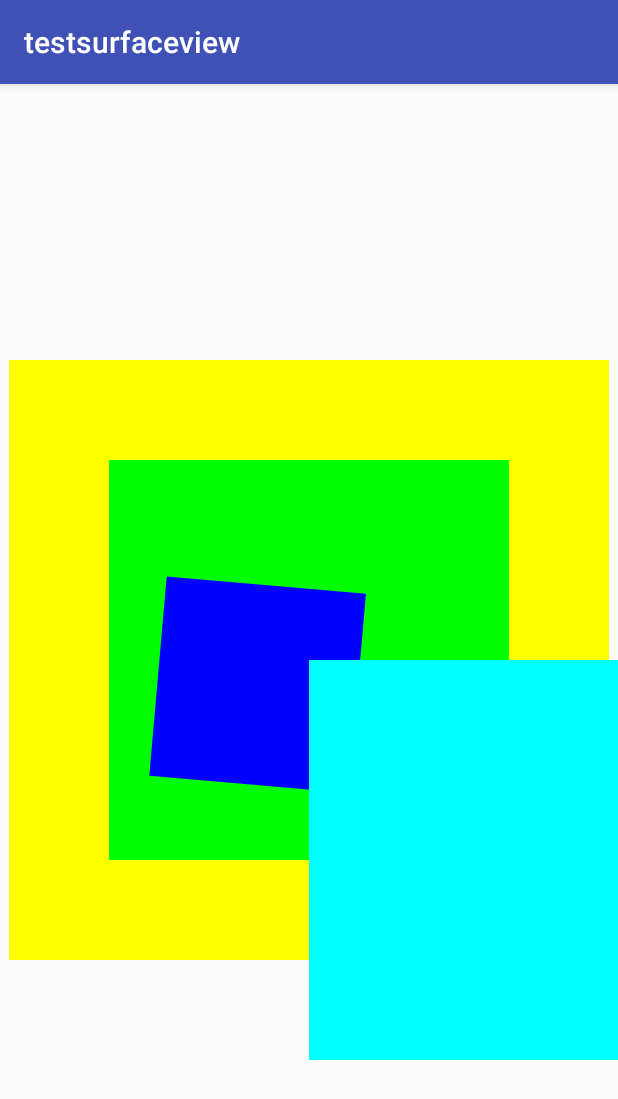
After one commit to xiayu98020214/customView, an Android app: the ShowActivity1 screen opened directly, with no data from a screen before it, on a phone screen of 412 x 824 dp. The commit adds this screen. Shown: the top 1099 px of the screen. Run offline under Robolectric (Android 15) with nearby library versions, the phone set to English and light mode, and no system bars.

Commit message:
add two view

```diff
--- /dev/null
+++ b/app/src/main/java/com/coinvs/testsurfaceview/LayerView.java
@@ -0,0 +1,71 @@
+package com.coinvs.testsurfaceview;
+
+import android.content.Context;
+import android.graphics.Canvas;
+import android.graphics.Color;
+import android.graphics.Paint;
+import android.util.AttributeSet;
+import android.view.View;
+
+/**
+ * Created by 七喜 on 2017/5/8.
+ */
+//http://blog.csdn.net/aigestudio/article/details/42677973
+public class LayerView extends View {
+    private Paint mPaint;// 画笔对象
+
+    private int mViewWidth, mViewHeight;// 控件宽高
+
+    public LayerView(Context context, AttributeSet attrs) {
+        super(context, attrs);
+
+        // 实例化画笔对象并设置其标识值
+        mPaint = new Paint(Paint.ANTI_ALIAS_FLAG | Paint.DITHER_FLAG);
+    }
+
+    @Override
+    protected void onSizeChanged(int w, int h, int oldw, int oldh) {
+        /*
+         * 获取控件宽高
+         */
+        mViewWidth = w;
+        mViewHeight = h;
+    }
+
+    @Override
+    protected void onDraw(Canvas canvas) {
+    /*
+     * 保存并裁剪画布填充绿色
+     */
+        int saveID1 = canvas.save(Canvas.CLIP_SAVE_FLAG);
+        canvas.clipRect(mViewWidth / 2F - 300, mViewHeight / 2F - 300, mViewWidth / 2F + 300, mViewHeight / 2F + 300);
+        canvas.drawColor(Color.YELLOW);
+        canvas.restore();
+
+
+    /*
+     * 保存并裁剪画布填充绿色
+     */
+        int saveID2 = canvas.save(Canvas.CLIP_SAVE_FLAG);
+        canvas.clipRect(mViewWidth / 2F - 200, mViewHeight / 2F - 200, mViewWidth / 2F + 200, mViewHeight / 2F + 200);
+        canvas.drawColor(Color.GREEN);
+        canvas.restore();
+
+
+
+    /*
+     * 保存画布并旋转后绘制一个蓝色的矩形
+     */
+        int saveID3 = canvas.save(Canvas.MATRIX_SAVE_FLAG);
+
+        // 旋转画布
+        canvas.rotate(5);
+        mPaint.setColor(Color.BLUE);
+        canvas.drawRect(mViewWidth / 2F - 100, mViewHeight / 2F - 100, mViewWidth / 2F + 100, mViewHeight / 2F + 100, mPaint);
+
+        canvas.restore();
+        mPaint.setColor(Color.CYAN);
+        canvas.drawRect(mViewWidth / 2F, mViewHeight / 2F, mViewWidth / 2F + 400, mViewHeight / 2F + 400, mPaint);
+    }
+}
+//saveLayer相当又生成了一个层，但是合成层的时候，只合成指定的一个区域。
--- /dev/null
+++ b/app/src/main/java/com/coinvs/testsurfaceview/ShowActivity1.java
@@ -0,0 +1,18 @@
+package com.coinvs.testsurfaceview;
+
+import android.os.Bundle;
+import android.support.annotation.Nullable;
+import android.support.v7.app.AppCompatActivity;
+
+/**
+ * Created by 七喜 on 2017/5/8.
+ */
+
+public class ShowActivity1 extends AppCompatActivity {
+
+    @Override
+    protected void onCreate(@Nullable Bundle savedInstanceState) {
+        super.onCreate(savedInstanceState);
+        setContentView(R.layout.show_1_activity);
+    }
+}
--- /dev/null
+++ b/app/src/main/res/layout/show_1_activity.xml
@@ -0,0 +1,9 @@
+<?xml version="1.0" encoding="utf-8"?>
+<LinearLayout xmlns:android="http://schemas.android.com/apk/res/android"
+    android:orientation="vertical" android:layout_width="match_parent"
+    android:layout_height="match_parent">
+
+    <com.coinvs.testsurfaceview.LayerView
+        android:layout_width="match_parent"
+        android:layout_height="match_parent" />
+</LinearLayout>
```
Also changed, not shown: app/src/main/AndroidManifest.xml (+9 -0 lines), app/src/main/java/com/coinvs/testsurfaceview/MainActivity.java (+23 -3 lines), app/src/main/java/com/coinvs/testsurfaceview/runnableView.java (added, +106 -0 lines), app/src/main/java/com/coinvs/testsurfaceview/showActivity2.java (added, +20 -0 lines), app/src/main/res/layout/show_2_activity.xml (added, +10 -0 lines).
